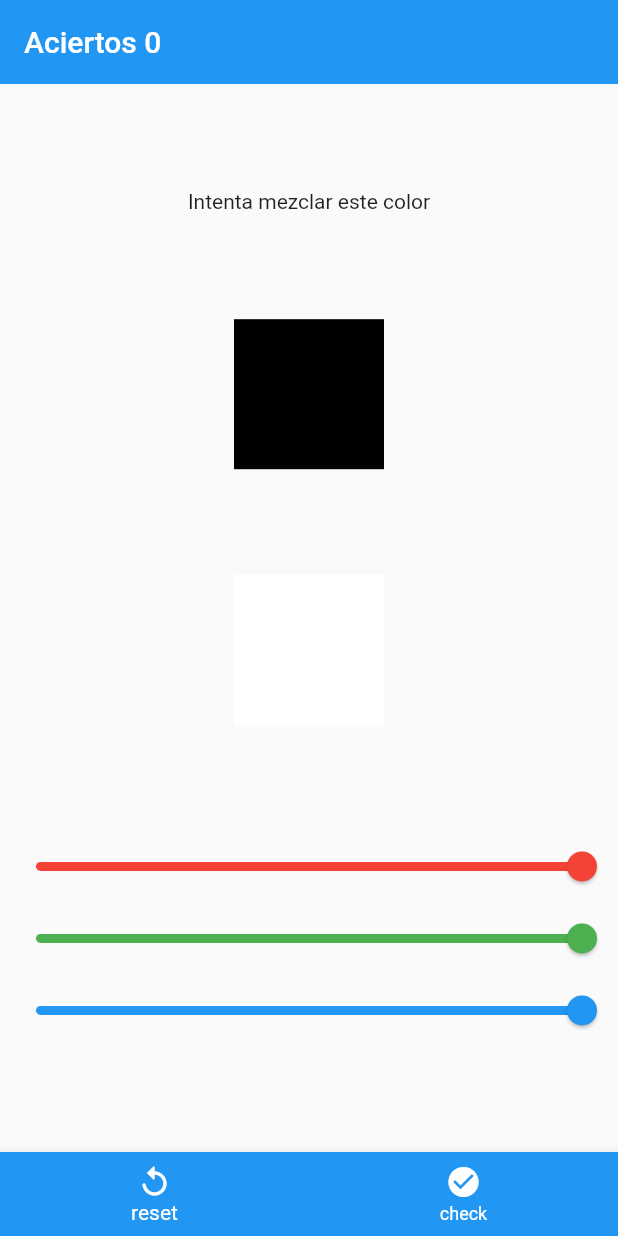
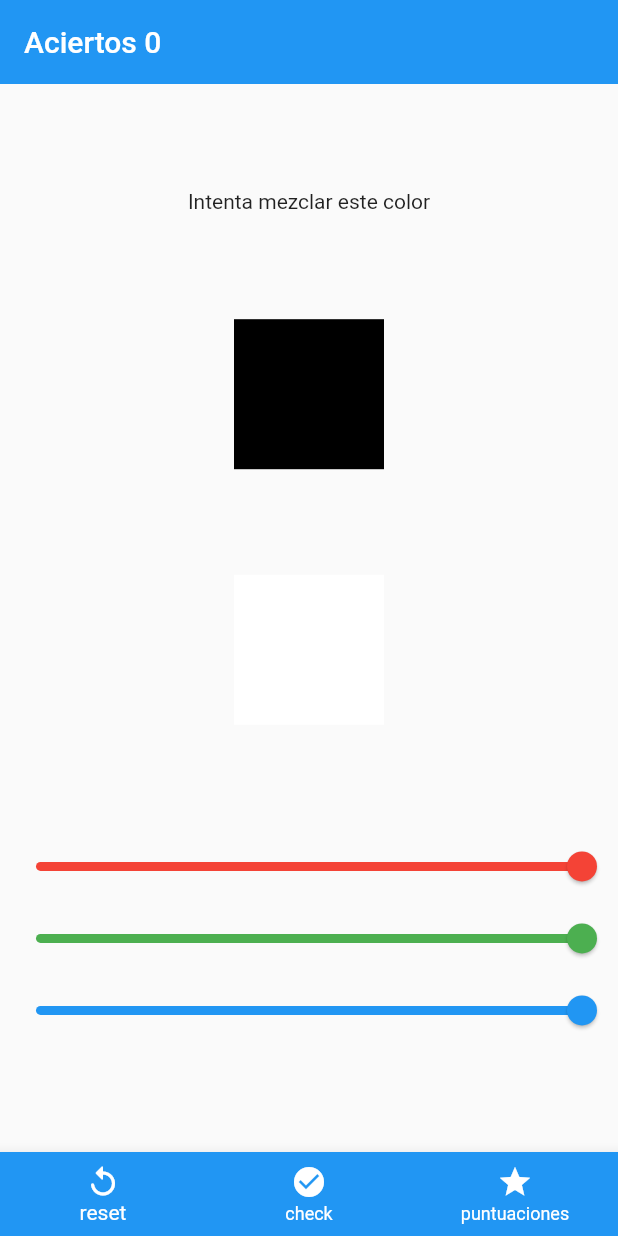
Before and after one commit to 44772797l/app_color, a Flutter app: the screen it shows after launch, on a phone screen of 412 x 824 dp. Run offline on Flutter 3.47's test engine with Material 2 defaults, Android fonts, the phone set to English and light mode, and no system bars; our stand-ins replace firebase_core; accounts and stored records are empty; generated files the repository leaves out were written again.

```diff
--- a/lib/main.dart
+++ b/lib/main.dart
@@ -1,14 +1,18 @@
 import 'package:app_prueba/screens/home_screen.dart';
+import 'package:app_prueba/screens/point_screen.dart';
 import 'package:flutter/material.dart';
 import 'package:firebase_core/firebase_core.dart';
 import 'firebase_options.dart';
 
 void  main() async {
+
+
   await Firebase.initializeApp(
       options: DefaultFirebaseOptions.currentPlatform,
   );
   runApp(MyApp());
 }
+
 
 //texto ejemplo para ver si funciona git
 // cabeza de termo
@@ -16,10 +20,25 @@ class MyApp extends StatelessWidget {
 
   @override
   Widget build(BuildContext context) {
+
     return MaterialApp(
       title: 'Material App',
-      home: Homescreen()
+      initialRoute: "home",
+      routes: {
+        "home": ( _ )=> Homescreen(),
+        "pont_screen":( _ ) => point_screen()
+      },
     );
   }
+}
 
+
+
+class MyWidget extends StatelessWidget {
+  const MyWidget({super.key});
+
+  @override
+  Widget build(BuildContext context) {
+    return const Placeholder();
+  }
 }
--- a/lib/screens/home_screen.dart
+++ b/lib/screens/home_screen.dart
@@ -1,12 +1,15 @@
 import 'dart:math';
+import 'package:app_prueba/screens/point_screen.dart';
+import 'package:flutter/material.dart';
 
-import 'package:flutter/material.dart';
 
 class Homescreen extends StatefulWidget {
 
   @override
   State<Homescreen> createState() => _HomescreenState();
 }
+
+
 
 class _HomescreenState extends State<Homescreen> {
 
@@ -50,8 +53,10 @@ class _HomescreenState extends State<Homescreen> {
         title: Text('Aciertos $aciertos'),
         elevation: 0,
       ),
-      body: Column(children:[
+      body: Column(children:
 
+
+      [
         // titulo
         Spacer(),
         Text(colorAcertado ? "Adivinaste!" : "Intenta mezclar este color"),
@@ -91,7 +96,9 @@ class _HomescreenState extends State<Homescreen> {
       //* Tabs
       bottomNavigationBar: BottomNavigationBar(
         currentIndex: 0,
+
         onTap: (index) {
+
 
           // boton reset
           if (index == 0)
@@ -122,6 +129,13 @@ class _HomescreenState extends State<Homescreen> {
             }
           }
 
+          if (index == 2){
+            Navigator.push
+            (context, MaterialPageRoute(builder: (context)=> point_screen()
+             )
+            );
+          }
+
           // actualizar la pantalla
           setState(() {});
         },
@@ -138,6 +152,10 @@ class _HomescreenState extends State<Homescreen> {
             icon: Icon(Icons.check_circle),
             label: "check"
           ),
+           BottomNavigationBarItem(
+            icon: Icon(Icons.star),
+            label: "puntuaciones"
+          ),
         ],
       ),
     );
```
Also changed, not shown: lib/screens/point_screen.dart (added, +37 -0 lines).
